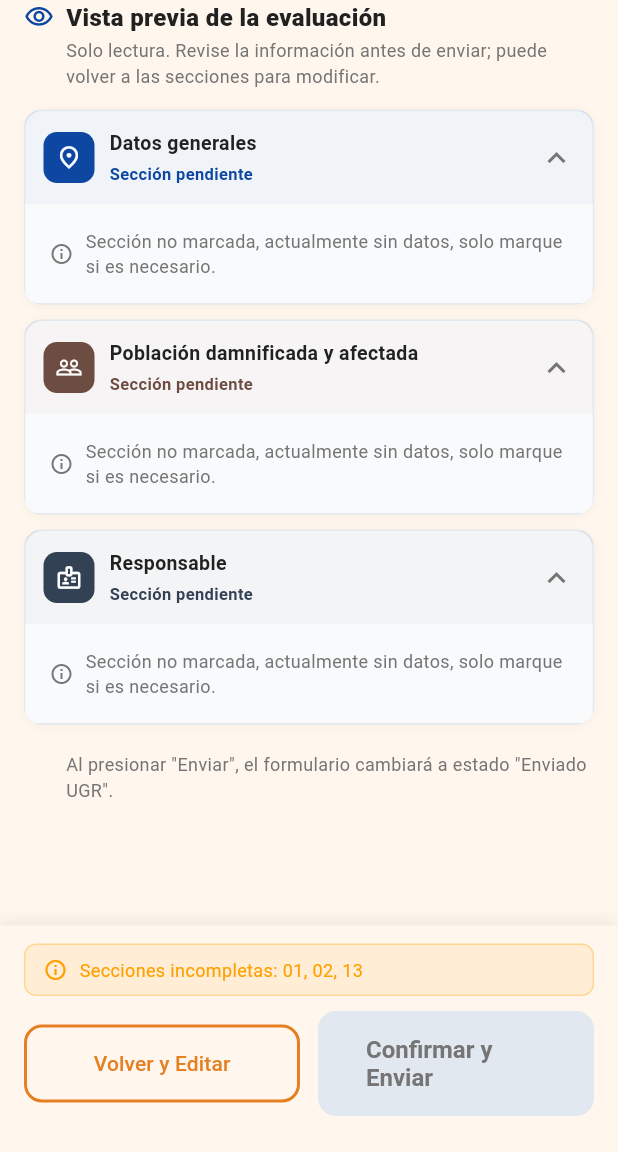
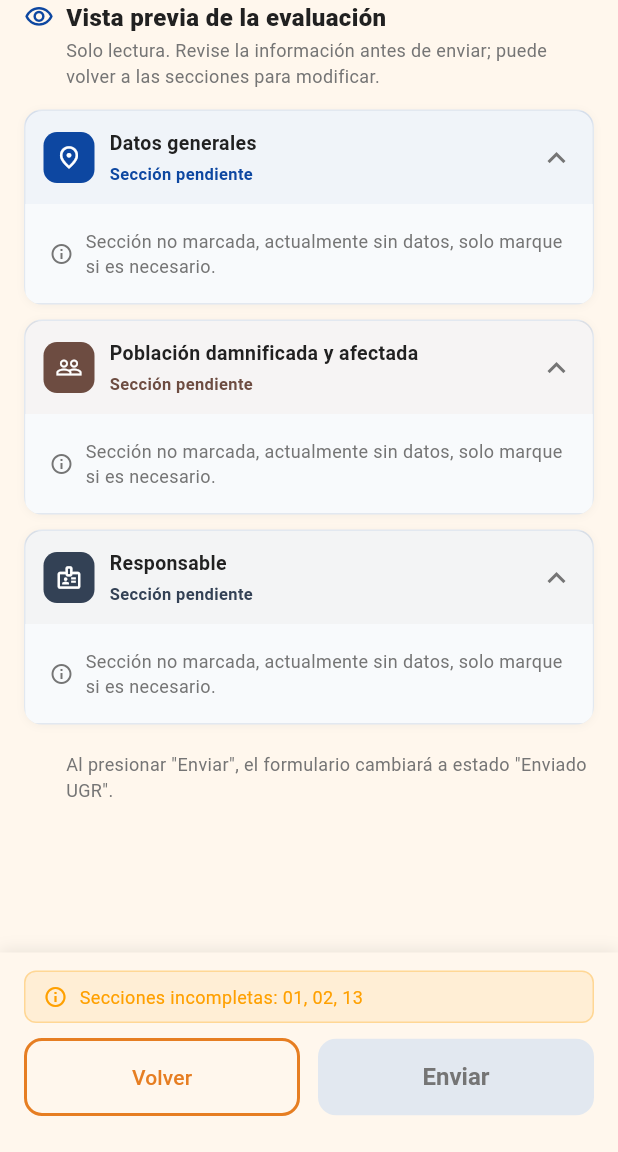
Before and after one commit to AGRIdigital-Climbat/AppREA, a Flutter app: the EdanPreviewRespScreen screen opened directly with empty values, on a phone screen of 412 x 824 dp, the part 84-1236 px from its top. Run offline on Flutter 3.47's test engine with Material 3 defaults, Android fonts, the phone set to English and light mode, and no system bars; our stand-ins replace connectivity_plus, device_info_plus, file_picker, flutter_map, flutter_secure_storage, flutter_staggered_animations and 8 more; missing offline and left inert: flutter_map_marker_cluster; accounts and stored records are empty; network calls fail.

Commit message:
fix(preview): renombrar botones - Volver y Editar a Volver, Confirmar y Enviar a Enviar

```diff
--- a/lib/screens/role_screens/resp/edan/edan_preview_resp_screen.dart
+++ b/lib/screens/role_screens/resp/edan/edan_preview_resp_screen.dart
@@ -101,7 +101,7 @@ class EdanPreviewRespScreen extends StatelessWidget {
                         ),
                         minimumSize: const Size(0, 50),
                       ),
-                      child: const Text('Volver y Editar'),
+                      child: const Text('Volver'),
                     ),
                   ),
                   const SizedBox(width: 12),
@@ -120,7 +120,7 @@ class EdanPreviewRespScreen extends StatelessWidget {
                         ),
                         minimumSize: const Size(0, 50),
                       ),
-                      child: const Text('Confirmar y Enviar'),
+                      child: const Text('Enviar'),
                     ),
                   ),
                 ],
```
